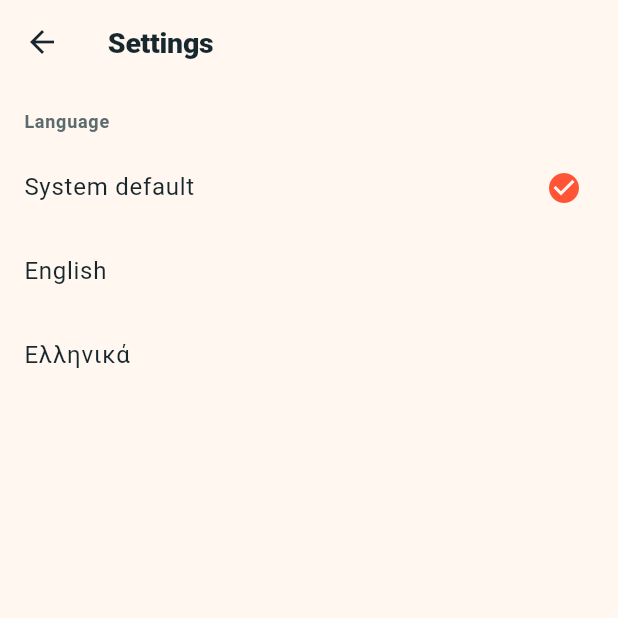
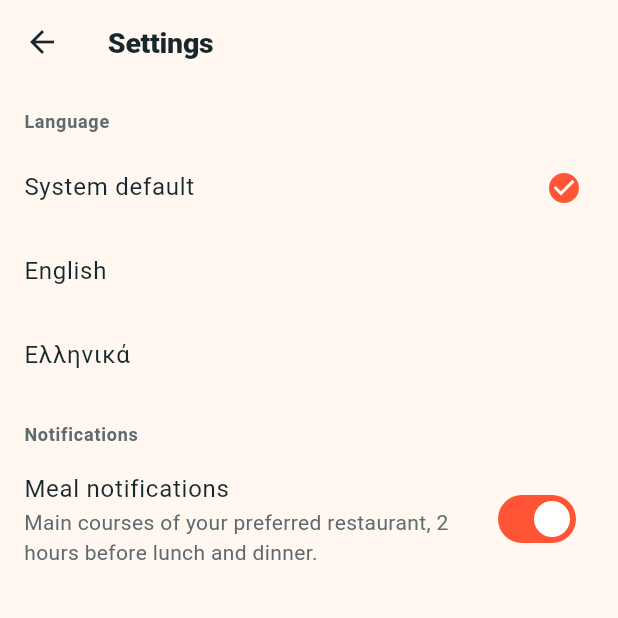
Before and after one commit to MANRAF04/uthme2, a Flutter app: the SettingsScreen screen opened directly, on a phone screen of 412 x 824 dp, the top half of it. Run offline on Flutter 3.47's test engine with Material 3 defaults, Android fonts, the phone set to English and light mode, and no system bars; our stand-ins replace firebase_core, firebase_messaging, flutter_riverpod, flutter_secure_storage, flutter_svg, google_fonts; missing offline and left inert: android_intent_plus, home_widget; accounts and stored records are empty.

Commit message:
Pre-meal notifications for the preferred restaurant

```diff
--- a/lib/l10n/app_el.arb
+++ b/lib/l10n/app_el.arb
@@ -18,12 +18,16 @@
   "loginHeroSubtitle": "Συνδεθείτε με τον λογαριασμό του UTH. Θα παραμείνετε συνδεδεμένοι σε αυτή τη συσκευή.",
   "loginHeroTitle": "Βαθμοί και μενού λέσχης,\nμε ένα άγγιγμα.",
   "logOut": "Αποσύνδεση",
+  "menuNotifications": "Ειδοποιήσεις γευμάτων",
+  "menuNotificationsSubtitle": "Τα κυρίως πιάτα του εστιατορίου σου, 2 ώρες πριν από το μεσημεριανό και το βραδινό.",
   "myGrades": "Οι βαθμοί μου",
   "noGradesYet": "Δεν υπάρχουν βαθμοί ακόμη",
   "noGradesYetSubtitle": "Θα εμφανιστούν εδώ μόλις οι καθηγητές σας τους καταχωρίσουν.",
   "noMenuForDay": "Δεν υπάρχει μενού για αυτή την ημέρα",
   "noMenuForDaySubtitle": "Χρησιμοποιήστε τα βέλη για να δείτε άλλη ημερομηνία.",
   "noRestaurantsAvailable": "Δεν υπάρχουν διαθέσιμα εστιατόρια αυτή τη στιγμή.",
+  "notificationsLabel": "Ειδοποιήσεις",
+  "notificationsSyncFailed": "Δεν ήταν δυνατή η ενημέρωση των ειδοποιήσεων: {error}",
   "orSeparator": "ή",
   "passed": "περάστηκαν",
   "password": "Κωδικός",
--- a/lib/l10n/app_en.arb
+++ b/lib/l10n/app_en.arb
@@ -38,12 +38,21 @@
   "loginHeroSubtitle": "Sign in with your UTH account. We keep you logged in on this device.",
   "loginHeroTitle": "Grades and menu,\nin one tap.",
   "logOut": "Log Out",
+  "menuNotifications": "Meal notifications",
+  "menuNotificationsSubtitle": "Main courses of your preferred restaurant, 2 hours before lunch and dinner.",
   "myGrades": "My Grades",
   "noGradesYet": "No grades yet",
   "noGradesYetSubtitle": "They'll show up here once your professors post them.",
   "noMenuForDay": "No menu for this day",
   "noMenuForDaySubtitle": "Use the arrows to check another date.",
   "noRestaurantsAvailable": "No restaurants are available at the moment.",
+  "notificationsLabel": "Notifications",
+  "notificationsSyncFailed": "Could not update notifications: {error}",
+  "@notificationsSyncFailed": {
+    "placeholders": {
+      "error": {}
+    }
+  },
   "orSeparator": "or",
   "passed": "passed",
   "password": "Password",
--- a/lib/l10n/app_localizations.dart
+++ b/lib/l10n/app_localizations.dart
@@ -206,6 +206,18 @@ abstract class AppLocalizations {
   /// **'Log Out'**
   String get logOut;
 
+  /// No description provided for @menuNotifications.
+  ///
+  /// In en, this message translates to:
+  /// **'Meal notifications'**
+  String get menuNotifications;
+
+  /// No description provided for @menuNotificationsSubtitle.
+  ///
+  /// In en, this message translates to:
+  /// **'Main courses of your preferred restaurant, 2 hours before lunch and dinner.'**
+  String get menuNotificationsSubtitle;
+
   /// No description provided for @myGrades.
   ///
   /// In en, this message translates to:
@@ -241,6 +253,18 @@ abstract class AppLocalizations {
   /// In en, this message translates to:
   /// **'No restaurants are available at the moment.'**
   String get noRestaurantsAvailable;
+
+  /// No description provided for @notificationsLabel.
+  ///
+  /// In en, this message translates to:
+  /// **'Notifications'**
+  String get notificationsLabel;
+
+  /// No description provided for @notificationsSyncFailed.
+  ///
+  /// In en, this message translates to:
+  /// **'Could not update notifications: {error}'**
+  String notificationsSyncFailed(Object error);
 
   /// No description provided for @orSeparator.
   ///
--- a/lib/l10n/app_localizations_en.dart
+++ b/lib/l10n/app_localizations_en.dart
@@ -72,6 +72,13 @@ class AppLocalizationsEn extends AppLocalizations {
   String get logOut => 'Log Out';
 
   @override
+  String get menuNotifications => 'Meal notifications';
+
+  @override
+  String get menuNotificationsSubtitle =>
+      'Main courses of your preferred restaurant, 2 hours before lunch and dinner.';
+
+  @override
   String get myGrades => 'My Grades';
 
   @override
@@ -90,6 +97,14 @@ class AppLocalizationsEn extends AppLocalizations {
   @override
   String get noRestaurantsAvailable =>
       'No restaurants are available at the moment.';
+
+  @override
+  String get notificationsLabel => 'Notifications';
+
+  @override
+  String notificationsSyncFailed(Object error) {
+    return 'Could not update notifications: $error';
+  }
 
   @override
   String get orSeparator => 'or';
--- a/lib/screens/settings_screen.dart
+++ b/lib/screens/settings_screen.dart
@@ -3,6 +3,7 @@ import 'package:flutter_riverpod/flutter_riverpod.dart';
 
 import '../l10n/app_localizations.dart';
 import '../l10n/locale_controller.dart';
+import '../providers/menu_notifications_controller.dart';
 
 class SettingsScreen extends ConsumerWidget {
   const SettingsScreen({super.key});
@@ -16,23 +17,66 @@ class SettingsScreen extends ConsumerWidget {
       appBar: AppBar(title: Text(l10n.settings)),
       body: ListView(
         children: [
-          Padding(
-            padding: const EdgeInsets.fromLTRB(16, 16, 16, 8),
-            child: Text(
-              l10n.languageLabel,
-              style: TextStyle(
-                color: Theme.of(context).colorScheme.onSurfaceVariant,
-                fontSize: 12,
-                fontWeight: FontWeight.w700,
-                letterSpacing: 0.5,
-              ),
-            ),
-          ),
+          _SectionHeader(label: l10n.languageLabel),
           _LanguageOption(label: l10n.systemDefault, value: null, current: current),
           _LanguageOption(label: 'English', value: const Locale('en'), current: current),
           _LanguageOption(label: 'Ελληνικά', value: const Locale('el'), current: current),
+          _SectionHeader(label: l10n.notificationsLabel),
+          const _MenuNotificationsSwitch(),
         ],
       ),
+    );
+  }
+}
+
+class _SectionHeader extends StatelessWidget {
+  final String label;
+
+  const _SectionHeader({required this.label});
+
+  @override
+  Widget build(BuildContext context) {
+    return Padding(
+      padding: const EdgeInsets.fromLTRB(16, 16, 16, 8),
+      child: Text(
+        label,
+        style: TextStyle(
+          color: Theme.of(context).colorScheme.onSurfaceVariant,
+          fontSize: 12,
+          fontWeight: FontWeight.w700,
+          letterSpacing: 0.5,
+        ),
+      ),
+    );
+  }
+}
+
+class _MenuNotificationsSwitch extends ConsumerWidget {
+  const _MenuNotificationsSwitch();
+
+  Future<void> _toggle(BuildContext context, WidgetRef ref, bool enabled) async {
+    final messenger = ScaffoldMessenger.of(context);
+    final l10n = AppLocalizations.of(context);
+
+    try {
+      await ref.read(menuNotificationsProvider.notifier).setEnabled(enabled);
+    } catch (error) {
+      messenger.showSnackBar(
+        SnackBar(content: Text(l10n.notificationsSyncFailed(error))),
+      );
+    }
+  }
+
+  @override
+  Widget build(BuildContext context, WidgetRef ref) {
+    final l10n = AppLocalizations.of(context);
+    final enabled = ref.watch(menuNotificationsProvider);
+
+    return SwitchListTile(
+      title: Text(l10n.menuNotifications),
+      subtitle: Text(l10n.menuNotificationsSubtitle),
+      value: enabled,
+      onChanged: (value) => _toggle(context, ref, value),
     );
   }
 }
```
Also changed, not shown: lib/l10n/app_localizations_el.dart (+15 -0 lines), lib/main.dart (+15 -0 lines), lib/providers/menu_notifications_controller.dart (added, +62 -0 lines), lib/services/api_service.dart (+29 -1 lines), lib/services/push_service.dart (+23 -5 lines), 3 other files.
